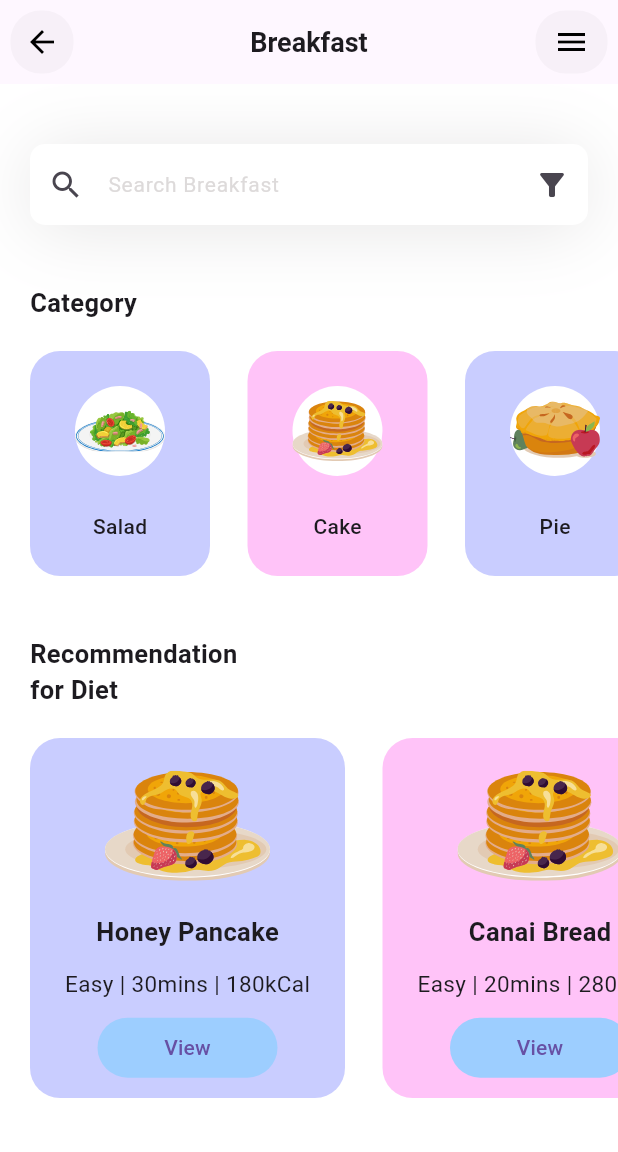
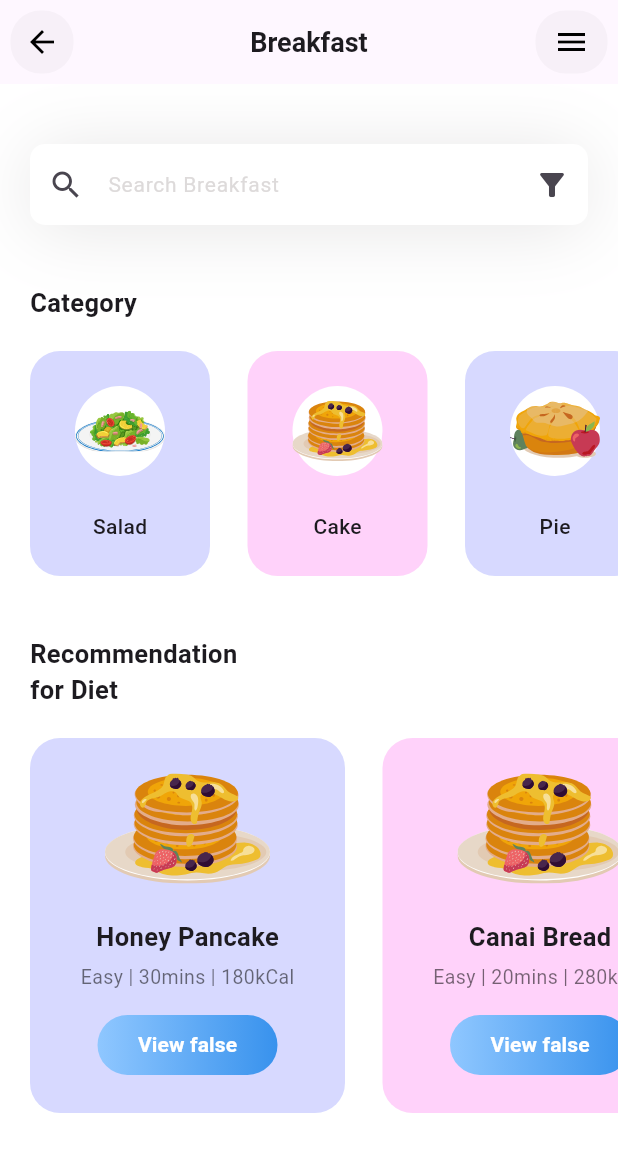
Before and after one commit to gedeastu/Fitness_App_Simple, a Flutter app: the screen it shows after launch, on a phone screen of 412 x 824 dp. Shown: the top 1152 px of the screen. Run offline on Flutter 3.47's test engine with Material 3 defaults, Android fonts, the phone set to English and light mode, and no system bars; our stand-ins replace flutter_svg; Roboto replaces fonts that are missing (Plus Jakarta Sans).

```diff
--- a/fitness/lib/components/AppBarWidget.dart
+++ b/fitness/lib/components/AppBarWidget.dart
@@ -2,7 +2,6 @@ import 'package:flutter/material.dart';
 
 AppBar AppBarWidget() {
     return AppBar(
-
       leading: GestureDetector(
         child: Container(
           height: 100,
--- a/fitness/lib/models/category_model.dart
+++ b/fitness/lib/models/category_model.dart
@@ -4,30 +4,32 @@ class Category{
   late String name;
   late String icon;
   late Color boxColor;
+  late bool condition;
 
   Category({
     required this.name,
     required this.icon,
-    required this.boxColor
+    required this.boxColor,
+    required this.condition
   });
 
   static List<Category> getCategories(){
     List<Category> categories = [];
 
     categories.add(
-      Category(name: "Salad", icon: 'assets/salad.svg', boxColor: const Color.fromARGB(255, 121, 130, 254))
+      Category(name: "Salad", icon: 'assets/salad.svg', boxColor: const Color.fromARGB(255, 121, 130, 254),condition: false)
     );
 
     categories.add(
-      Category(name: "Cake", icon: 'assets/cake.svg', boxColor: const Color.fromARGB(255, 254, 106, 237))
+      Category(name: "Cake", icon: 'assets/cake.svg', boxColor: const Color.fromARGB(255, 254, 106, 237),condition: false)
     );
 
     categories.add(
-      Category(name: "Pie", icon: 'assets/pie.svg', boxColor: const Color.fromARGB(255, 121, 130, 254))
+      Category(name: "Pie", icon: 'assets/pie.svg', boxColor: const Color.fromARGB(255, 121, 130, 254),condition: false)
     );
 
     categories.add(
-      Category(name: "Smoothie", icon: 'assets/fruit.svg', boxColor: const Color.fromARGB(255, 254, 106, 237))
+      Category(name: "Smoothie", icon: 'assets/fruit.svg', boxColor: const Color.fromARGB(255, 254, 106, 237),condition: false)
     );
 
     return categories;
--- a/fitness/lib/models/recommendation_model.dart
+++ b/fitness/lib/models/recommendation_model.dart
@@ -21,7 +21,6 @@ class Recommendations{
 
   static List<Recommendations> getRecommendation(){
     List<Recommendations> recommendations = [];
-
     recommendations.add(
       Recommendations(icon: "assets/cake.svg" ,nameFood: "Honey Pancake", level: "Easy", time: "30mins", calories: "180kCal", bgCard: const Color.fromARGB(255, 121, 130, 254,),viewIsSelected: false)
     );
--- a/fitness/lib/pages/breakfast.dart
+++ b/fitness/lib/pages/breakfast.dart
@@ -17,7 +17,7 @@ class _BreakfastState extends State<Breakfast> {
   List<Category> categories = [];
   List<Recommendations> recommendations = [];
 
-  void _getInitial(){
+  void _getInitialInfo(){
     categories = Category.getCategories();
     recommendations = Recommendations.getRecommendation();
   }
@@ -25,13 +25,14 @@ class _BreakfastState extends State<Breakfast> {
   @override
   void initState() {
     // TODO: implement initState
-    _getInitial();
+    _getInitialInfo();
     super.initState();
   }
 
   @override
   Widget build(BuildContext context) {
-    _getInitial();
+    //print(categories);
+    _getInitialInfo();
     return Scaffold(
       appBar: AppBarWidget(),
       backgroundColor: Colors.white,
@@ -43,70 +44,76 @@ class _BreakfastState extends State<Breakfast> {
             const SizedBox(height: 40.0,),
             _categoriesSection(),
             const SizedBox(height: 40.0,),
-            Column(
+            _recommendationsSection()
+          ],
+        ),
+      ),
+    );
+  }
+
+  Column _recommendationsSection() {
+    var Recommendations = recommendations;
+    return Column(
             crossAxisAlignment: CrossAxisAlignment.start,
             children: [
-                Container(
+              const SizedBox(
                 width: 180.0,
-                  child: const Padding(
+                child: Padding(
                   padding: EdgeInsets.only(left: 20.0),
                   child: Text("Recommendation for Diet", style: TextStyle(fontSize: 17.0, fontWeight: FontWeight.bold),)
                 ),
               ),
               const SizedBox(height: 20.0,),
-                Container(
-                  height: 240.0,
+              SizedBox(
+                height: 250.0,
                 child: ListView.separated(
                 padding: const EdgeInsets.only(left: 20.0),
                 scrollDirection: Axis.horizontal,
                 separatorBuilder: (context, index) {
                   return const SizedBox(width: 25,);
                 },
-                  itemCount: recommendations.length,
+                itemCount: Recommendations.length,
                 itemBuilder: (context, index) {
+                  var bool = false;
+                  print(!Recommendations[index].viewIsSelected);
                   return Container(
                     width: 210,
                     //height: 150,
-                      padding: EdgeInsets.only(bottom: 10.0,),
+                    padding: const EdgeInsets.only(bottom: 10.0,),
                     decoration: BoxDecoration(
-                        color: recommendations[index].bgCard.withOpacity(0.4),
+                      color: Recommendations[index].bgCard.withOpacity(0.3),
                       borderRadius: BorderRadius.circular(20.0)
                     ),
                     child: Column(
                       mainAxisAlignment: MainAxisAlignment.spaceEvenly,
                       children: [
-                        Container(
+                      SizedBox(
                         width: 110,
                         height: 110,
-                          child: SvgPicture.asset(recommendations[index].icon),
+                        child: SvgPicture.asset(Recommendations[index].icon),
                       ),
-                        Text(recommendations[index].nameFood,style: const TextStyle(fontWeight: FontWeight.bold,fontSize: 17.0),),
-                        const SizedBox(height: 5.0,),
+                      Text(Recommendations[index].nameFood,style: const TextStyle(fontWeight: FontWeight.bold,fontSize: 17.0),),
                       Container(
                         padding: const EdgeInsets.symmetric(horizontal: 5.0),
-                          child: Row(
-                          mainAxisAlignment: MainAxisAlignment.spaceEvenly,
-                          children: [
-                            Text(recommendations[index].level + ' | ' + recommendations[index].time + ' | ' + recommendations[index].calories,style: const TextStyle(fontSize: 15.0),),
-                          ],
+                        child: Text('${Recommendations[index].level} | ${Recommendations[index].time} | ${Recommendations[index].calories}',style: const TextStyle(fontSize: 13.0,color: Colors.black54),),
                       ),
-                        ),
-                        const SizedBox(height:5.0,),
                       Container(
                         width: 120,
                         height: 40,
-                          //padding: EdgeInsets.all(16.0),
+                        margin: const EdgeInsets.symmetric(vertical: 10.0),
                         decoration: BoxDecoration(
                             borderRadius: BorderRadius.circular(30.0),
-                              gradient: recommendations[index].viewIsSelected ? LinearGradient(colors:[Color.fromARGB(255, 157, 206, 255),Color.fromARGB(255, 146, 164, 253)]) : LinearGradient(colors:[Color.fromARGB(255, 157, 206, 255),Color.fromARGB(255, 157, 206, 255)])
+                            gradient: Recommendations[index].viewIsSelected ? LinearGradient(colors:[Color.fromARGB(255, 3, 102, 201),Color.fromARGB(255, 146, 164, 253)]) : LinearGradient(colors:[Color.fromARGB(255, 143, 199, 255),Color.fromARGB(255, 56, 146, 237)])
                         ),
-                          child: TextButton(
+                        child:
+                        TextButton(
                         onPressed:(){
                           setState(() {
-                              recommendations[index].viewIsSelected = !recommendations[index].viewIsSelected;
+                            Recommendations[index].viewIsSelected = !Recommendations[index].viewIsSelected;
+                            bool = !bool;
                           });
                         },
-                          child:Text("View") ,
+                        child:Text("View ${Recommendations[index].viewIsSelected ? true : false}", style: TextStyle(color: Recommendations[index].viewIsSelected ? Colors.blue : Colors.white,fontWeight: FontWeight.bold),) ,
                       ),
                       )
                     ]),
@@ -115,14 +122,12 @@ class _BreakfastState extends State<Breakfast> {
               ),
               )
             ],
-            )
-          ],
-        ),
-      ),
           );
   }
 
   Column _categoriesSection() {
+    var Categories = categories;
+    bool condition = true;
     return Column(
             crossAxisAlignment: CrossAxisAlignment.start,
             children: [
@@ -140,13 +145,13 @@ class _BreakfastState extends State<Breakfast> {
             child: ListView.separated(
               scrollDirection: Axis.horizontal,
               padding: const EdgeInsets.only(left: 20,right: 20),
-              itemCount: categories.length,
+              itemCount: Categories.length,
               itemBuilder: (context, index) {
                 return Container(
                   width: 120,
                   height: 100,
                   decoration: BoxDecoration(
-                   color:  categories[index].boxColor.withOpacity(0.4),
+                   color:  Categories[index].boxColor.withOpacity(0.3),
                    borderRadius: BorderRadius.circular(20.0)
                   ),
                   child: Column(
@@ -159,9 +164,9 @@ class _BreakfastState extends State<Breakfast> {
                           color: Colors.white,
                           shape: BoxShape.circle,
                         ),
-                        child: SvgPicture.asset(categories[index].icon),
+                        child: SvgPicture.asset(Categories[index].icon),
                       ),
-                      Text(categories[index].name,style: const TextStyle(fontWeight: FontWeight.w500),)
+                      Text(Categories[index].name,style: const TextStyle(fontWeight: FontWeight.w500),),
                     ],
                   ),
                 );
```
Also changed, not shown: fitness/lib/pages/test.dart (added, +68 -0 lines). Lines whose indentation alone changed are shown as unchanged.
